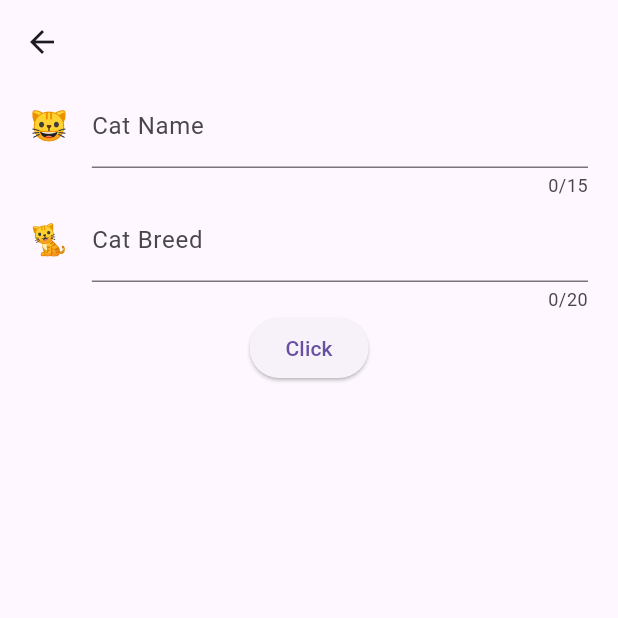
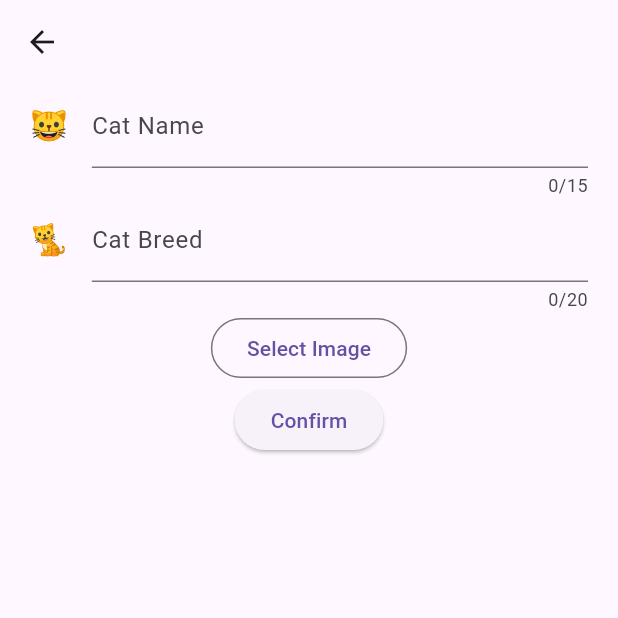
Before and after one commit to JikokuAice/supa_man, a Flutter app: the screen it shows after launch, after a tap on the "add" icon, on a phone screen of 412 x 824 dp, the top half of it. Run offline on Flutter 3.47's test engine with Material 3 defaults, Android fonts, the phone set to English and light mode, and no system bars; our stand-ins replace image_picker, supabase_flutter; accounts and stored records are empty; statements that could not run were skipped.

Commit message:
Added image upload and fetch

```diff
--- a/lib/main.dart
+++ b/lib/main.dart
@@ -1,7 +1,13 @@
 import 'package:flutter/material.dart';
+import 'package:supabase_flutter/supabase_flutter.dart';
 import "./screen/mainUI.dart";
 
-void main() {
+void main() async {
+  await Supabase.initialize(
+      url: 'https://lqevkoivmmqwzumdfgef.supabase.co',
+      anonKey:
+          'eyJhbGciOiJIUzI1NiIsInR5cCI6IkpXVCJ9.eyJpc3MiOiJzdXBhYmFzZSIsInJlZiI6ImxxZXZrb2l2bW1xd3p1bWRmZ2VmIiwicm9sZSI6ImFub24iLCJpYXQiOjE3MTg4NjExNDMsImV4cCI6MjAzNDQzNzE0M30.QYnGKTBuyUjFFGGcJmCH-CABN4mcKndOc2hzw12SU_M');
+
   runApp(const MaterialApp(
     home: MyApp(),
     debugShowCheckedModeBanner: false,
--- a/lib/model/cat.dart
+++ b/lib/model/cat.dart
@@ -2,15 +2,15 @@ import 'dart:convert';
 
 class cat {
   final String name;
-  final String Breed;
+  final String breed;
   final String image;
 
-  const cat({required this.name, required this.Breed, required this.image});
+  const cat({required this.name, required this.breed, required this.image});
 
   factory cat.fromJson(Map<String, dynamic> json) {
-    return cat(name: json['name'], Breed: json['Breed'], image: json['image']);
+    return cat(name: json['name'], breed: json['breed'], image: json['image']);
   }
 
   Map<String, dynamic> toJson() =>
-      {'name': name, 'Breed': Breed, 'image': image};
+      {'name': name, 'breed': breed, 'image': image};
 }
--- /dev/null
+++ b/lib/repository/catRepo.dart
@@ -0,0 +1,20 @@
+import 'package:supabase_flutter/supabase_flutter.dart';
+import '../model/cat.dart';
+
+class Supa {
+  final _client = Supabase.instance.client;
+
+  Future insertData({required name, required breed, required image}) async {
+    final response = await _client
+        .from('CAT')
+        .insert({'name': name, 'breed': breed, 'image': image});
+  }
+
+  fetch() async {
+    final res = await _client.from('CAT').select('*');
+    final data = res as List;
+    return data.map((json) => cat.fromJson(json)).toList();
+  }
+
+  get  supabase => _client;
+}
--- a/lib/repository/supa.dart
+++ /dev/null
@@ -1,26 +0,0 @@
-import 'package:supabase_flutter/supabase_flutter.dart';
-import '../model/cat.dart';
-
-class Supa {
-  late final client;
-  Supa() {
-    client = SupabaseClient('https://lqevkoivmmqwzumdfgef.supabase.co',
-        'eyJhbGciOiJIUzI1NiIsInR5cCI6IkpXVCJ9.eyJpc3MiOiJzdXBhYmFzZSIsInJlZiI6ImxxZXZrb2l2bW1xd3p1bWRmZ2VmIiwicm9sZSI6ImFub24iLCJpYXQiOjE3MTg4NjExNDMsImV4cCI6MjAzNDQzNzE0M30.QYnGKTBuyUjFFGGcJmCH-CABN4mcKndOc2hzw12SU_M');
-  }
-
-  Future insertData({required name, required breed}) async {
-    final res = await client.from('cat').insert({'name': name, 'Breed': breed});
-  }
-
-  Future fetch() async {
-    final res = await client.from('cat').select('*');
-
-    if (res.data == null) {
-      print('No data found');
-      return [];
-    } else {
-      final data = res.data as List;
-      return data.map((json) => cat.fromJson(json)).toList();
-    }
-  }
-}
--- a/lib/screen/Form.dart
+++ b/lib/screen/Form.dart
@@ -1,11 +1,27 @@
+import 'dart:io';
+import 'dart:core';
 import 'package:flutter/material.dart';
-import 'package:supa_man/repository/supa.dart';
+import 'package:supabase_flutter/supabase_flutter.dart';
+import '../repository/catRepo.dart';
+import 'package:image_picker/image_picker.dart';
+import 'package:path/path.dart' as path;
 
-class Forms extends StatelessWidget {
+class Forms extends StatefulWidget {
   Forms({super.key});
+
+  @override
+  State<Forms> createState() => _FormsState();
+}
+
+class _FormsState extends State<Forms> {
+  File? _image;
   final _formkey = GlobalKey<FormState>();
+  final supabase = Supabase.instance.client;
+
   final TextEditingController _catname = TextEditingController();
+
   final TextEditingController _catbreed = TextEditingController();
+
   @override
   Widget build(BuildContext context) {
     return Scaffold(
@@ -56,19 +72,57 @@ class Forms extends StatelessWidget {
                               style: TextStyle(fontSize: 20),
                             )),
                       ),
+                      OutlinedButton(
+                        onPressed: () {
+                          getImage();
+                        },
+                        child: Text("Select Image"),
+                      ),
                       ElevatedButton(
                           onPressed: () {
-                            if (_formkey.currentState!.validate()) {
-                              Supa().insertData(
-                                  name: _catname.text, breed: _catbreed.text);
-                            }
-                            Navigator.pop(context);
+                            setState(() {
+                              uploadAndSave();
+                            });
                           },
-                          child: Text('Click'))
+                          child: Text('Confirm'))
                     ],
                   )),
             )
           ],
         ));
   }
+
+  void getImage() async {
+    final xFile = await ImagePicker().pickImage(source: ImageSource.gallery);
+    if (xFile == null) {
+      return;
+    }
+    setState(() {
+      _image = File(xFile.path);
+    });
+  }
+
+  Future<void> uploadAndSave() async {
+    if (_image == null) return;
+    final filename =
+        '${DateTime.now().millisecondsSinceEpoch}${path.extension(_image!.path)}';
+
+    final upload = await supabase.storage.from('imgs').upload(
+          filename,
+          _image!,
+        );
+
+    final _imageUrl =
+        await supabase.storage.from('imgs').getPublicUrl(filename);
+
+    await uploadFormDetail(_imageUrl);
+  }
+
+  Future uploadFormDetail(String imageUrl) async {
+    final upload = await Supa().insertData(
+        name: _catbreed.text, breed: _catbreed.text, image: imageUrl);
+
+    ScaffoldMessenger.of(context)
+        .showSnackBar(SnackBar(content: Text("All data uploaded sucessfully")));
+  }
 }
--- a/lib/screen/mainUI.dart
+++ b/lib/screen/mainUI.dart
@@ -1,6 +1,7 @@
 import 'package:flutter/material.dart';
 import 'package:supa_man/screen/List.dart';
-import '../repository/supa.dart';
+import '../repository/catRepo.dart';
+
 import 'Form.dart';
 
 class MyApp extends StatefulWidget {
@@ -20,8 +21,7 @@ class _MyAppState extends State<MyApp> {
             return Scaffold(
                 floatingActionButton: FloatingActionButton(
                   onPressed: () {
-                    Navigator.push(context,
-                        MaterialPageRoute(builder: (context) => Forms()));
+                    _reload(context);
                   },
                   child: Icon(Icons.add),
                 ),
@@ -41,4 +41,10 @@ class _MyAppState extends State<MyApp> {
           }
         });
   }
+
+  Future _reload(BuildContext context) async {
+    await Navigator.push(
+        context, MaterialPageRoute(builder: (context) => Forms()));
+    setState(() {});
+  }
 }
```
Also changed, not shown: lib/screen/List.dart (+10 -5 lines), pubspec.yaml (+4 -3 lines), pubspec.lock, 4 other files.
